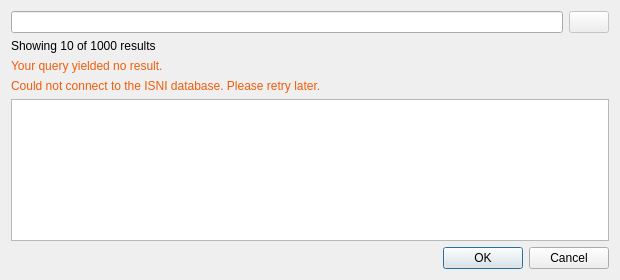
This is resources/ui/isni_dialog.ui in Iconoclasteinc/tgit as Qt 5 draws it before an edit. The edited form follows.
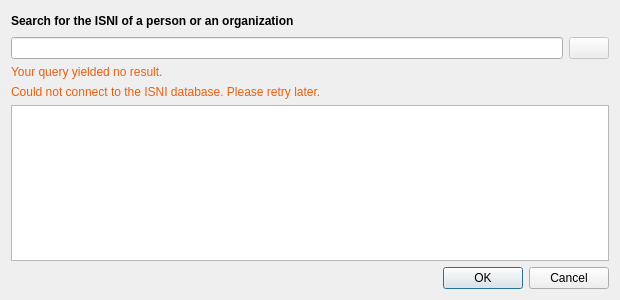
This is the edited form. Icons and pictures are not drawn. Custom widgets are drawn as their Qt base class.

Commit message: Add a poor man's async to improve the user experience of the isni lookup.

Patch:
```diff
--- a/resources/ui/isni_dialog.ui
+++ b/resources/ui/isni_dialog.ui
@@ -7,7 +7,7 @@
     <x>0</x>
     <y>0</y>
     <width>620</width>
-    <height>280</height>
+    <height>300</height>
    </rect>
   </property>
   <property name="sizePolicy">
@@ -19,13 +19,13 @@
   <property name="minimumSize">
    <size>
     <width>620</width>
-    <height>280</height>
+    <height>300</height>
    </size>
   </property>
   <property name="maximumSize">
    <size>
     <width>620</width>
-    <height>280</height>
+    <height>300</height>
    </size>
   </property>
   <property name="windowTitle">
@@ -41,7 +41,53 @@
   <property name="modal">
    <bool>true</bool>
   </property>
-  <layout class="QVBoxLayout" name="verticalLayout" stretch="0,0,0,0,0,0">
+  <layout class="QVBoxLayout" name="verticalLayout" stretch="0,0,0,0,1,0">
+   <item>
+    <layout class="QHBoxLayout" name="_title_container">
+     <item>
+      <widget class="QLabel" name="_title">
+       <property name="font">
+        <font>
+         <weight>75</weight>
+         <bold>true</bold>
+        </font>
+       </property>
+       <property name="text">
+        <string>Search for the ISNI of a person or an organization</string>
+       </property>
+      </widget>
+     </item>
+     <item>
+      <widget class="QProgressIndicator" name="_progress_indicator" native="true">
+       <property name="sizePolicy">
+        <sizepolicy hsizetype="Fixed" vsizetype="Fixed">
+         <horstretch>0</horstretch>
+         <verstretch>0</verstretch>
+        </sizepolicy>
+       </property>
+       <property name="minimumSize">
+        <size>
+         <width>20</width>
+         <height>20</height>
+        </size>
+       </property>
+      </widget>
+     </item>
+     <item>
+      <spacer name="horizontalSpacer">
+       <property name="orientation">
+        <enum>Qt::Horizontal</enum>
+       </property>
+       <property name="sizeHint" stdset="0">
+        <size>
+         <width>40</width>
+         <height>20</height>
+        </size>
+       </property>
+      </spacer>
+     </item>
+    </layout>
+   </item>
    <item>
     <layout class="QHBoxLayout" name="_lookup_container">
      <item>
@@ -63,13 +109,6 @@
      </item>
     </layout>
    </item>
-   <item>
-    <widget class="QLabel" name="_result_count">
-     <property name="text">
-      <string>Showing 10 of 1000 results</string>
-     </property>
-    </widget>
-   </item>
    <item>
     <widget class="QLabel" name="_no_result_message">
      <property name="text">
@@ -114,6 +153,14 @@
    </property>
   </action>
  </widget>
+ <customwidgets>
+  <customwidget>
+   <class>QProgressIndicator</class>
+   <extends>QWidget</extends>
+   <header>tgit.ui.widgets.progress_indicator</header>
+   <container>1</container>
+  </customwidget>
+ </customwidgets>
  <resources>
   <include location="../resources.qrc"/>
  </resources>
```
The commit also changes 5 other files.
